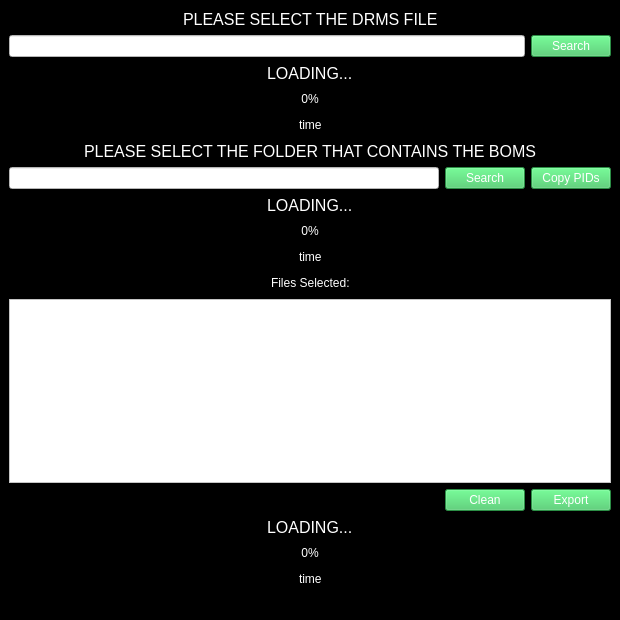
Before: the Qt Designer form Excel_GCET_APP/mainwindow.ui in TyrellWellick09/Excel_GCET_APP, drawn with Qt 5.
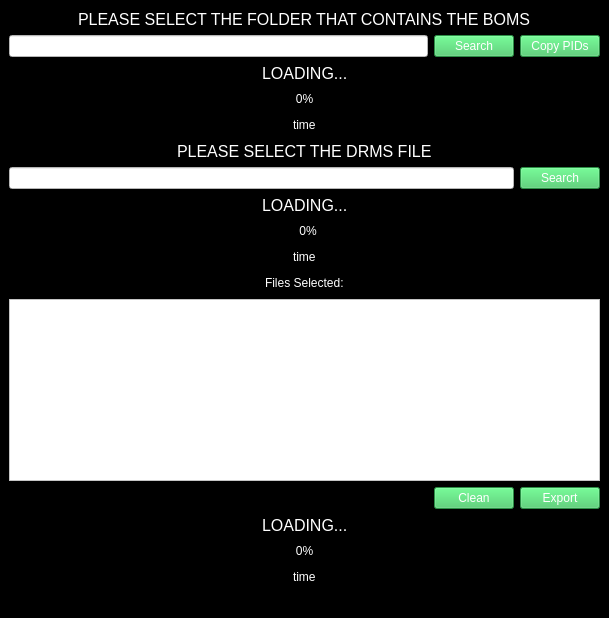
After: the same form once the commit is applied.

The edit to the form file:
```diff
--- a/Excel_GCET_APP/mainwindow.ui
+++ b/Excel_GCET_APP/mainwindow.ui
@@ -9,8 +9,8 @@
    <rect>
     <x>0</x>
     <y>0</y>
-    <width>620</width>
-    <height>620</height>
+    <width>609</width>
+    <height>618</height>
    </rect>
   </property>
   <property name="sizePolicy">
@@ -42,6 +42,182 @@
   </property>
   <widget class="QWidget" name="centralwidget">
    <layout class="QVBoxLayout" name="verticalLayout">
+    <item>
+     <layout class="QHBoxLayout" name="horizontalLayout">
+      <item>
+       <spacer name="horizontalSpacer">
+        <property name="orientation">
+         <enum>Qt::Horizontal</enum>
+        </property>
+        <property name="sizeHint" stdset="0">
+         <size>
+          <width>40</width>
+          <height>20</height>
+         </size>
+        </property>
+       </spacer>
+      </item>
+      <item>
+       <widget class="QLabel" name="label_select_file">
+        <property name="font">
+         <font>
+          <pointsize>12</pointsize>
+         </font>
+        </property>
+        <property name="text">
+         <string>PLEASE SELECT THE FOLDER THAT CONTAINS THE BOMS</string>
+        </property>
+       </widget>
+      </item>
+      <item>
+       <spacer name="horizontalSpacer_2">
+        <property name="orientation">
+         <enum>Qt::Horizontal</enum>
+        </property>
+        <property name="sizeHint" stdset="0">
+         <size>
+          <width>40</width>
+          <height>20</height>
+         </size>
+        </property>
+       </spacer>
+      </item>
+     </layout>
+    </item>
+    <item>
+     <layout class="QHBoxLayout" name="horizontalLayout_14" stretch="7,0">
+      <item>
+       <layout class="QHBoxLayout" name="horizontalLayout_3">
+        <item>
+         <widget class="QLineEdit" name="lineEdit">
+          <property name="styleSheet">
+           <string notr="true">background-color: rgb(255, 255, 255);
+color : rgb(0, 0, 0)</string>
+          </property>
+         </widget>
+        </item>
+        <item>
+         <widget class="QPushButton" name="button_search_files">
+          <property name="styleSheet">
+           <string notr="true">background-color: rgb(60, 199, 96);</string>
+          </property>
+          <property name="text">
+           <string>Search</string>
+          </property>
+         </widget>
+        </item>
+       </layout>
+      </item>
+      <item>
+       <widget class="QPushButton" name="exportID">
+        <property name="styleSheet">
+         <string notr="true">background-color: rgb(60, 199, 96);</string>
+        </property>
+        <property name="text">
+         <string>Copy PIDs</string>
+        </property>
+       </widget>
+      </item>
+     </layout>
+    </item>
+    <item>
+     <layout class="QHBoxLayout" name="horizontalLayout_19">
+      <item>
+       <spacer name="horizontalSpacer_22">
+        <property name="orientation">
+         <enum>Qt::Horizontal</enum>
+        </property>
+        <property name="sizeHint" stdset="0">
+         <size>
+          <width>40</width>
+          <height>20</height>
+         </size>
+        </property>
+       </spacer>
+      </item>
+      <item>
+       <widget class="QLabel" name="label_loading_booms">
+        <property name="font">
+         <font>
+          <pointsize>12</pointsize>
+         </font>
+        </property>
+        <property name="text">
+         <string>LOADING...</string>
+        </property>
+       </widget>
+      </item>
+      <item>
+       <spacer name="horizontalSpacer_23">
+        <property name="orientation">
+         <enum>Qt::Horizontal</enum>
+        </property>
+        <property name="sizeHint" stdset="0">
+         <size>
+          <width>40</width>
+          <height>20</height>
+         </size>
+        </property>
+       </spacer>
+      </item>
+     </layout>
+    </item>
+    <item>
+     <widget class="QProgressBar" name="progressBar_proccess_booms">
+      <property name="minimumSize">
+       <size>
+        <width>0</width>
+        <height>20</height>
+       </size>
+      </property>
+      <property name="maximumSize">
+       <size>
+        <width>16777215</width>
+        <height>20</height>
+       </size>
+      </property>
+      <property name="value">
+       <number>0</number>
+      </property>
+     </widget>
+    </item>
+    <item>
+     <layout class="QHBoxLayout" name="horizontalLayout_18">
+      <item>
+       <spacer name="horizontalSpacer_20">
+        <property name="orientation">
+         <enum>Qt::Horizontal</enum>
+        </property>
+        <property name="sizeHint" stdset="0">
+         <size>
+          <width>40</width>
+          <height>20</height>
+         </size>
+        </property>
+       </spacer>
+      </item>
+      <item>
+       <widget class="QLabel" name="label_time_proccess_booms">
+        <property name="text">
+         <string>time</string>
+        </property>
+       </widget>
+      </item>
+      <item>
+       <spacer name="horizontalSpacer_24">
+        <property name="orientation">
+         <enum>Qt::Horizontal</enum>
+        </property>
+        <property name="sizeHint" stdset="0">
+         <size>
+          <width>40</width>
+          <height>20</height>
+         </size>
+        </property>
+       </spacer>
+      </item>
+     </layout>
+    </item>
     <item>
      <layout class="QHBoxLayout" name="horizontalLayout_8">
       <item>
@@ -232,182 +408,6 @@
       </item>
      </layout>
     </item>
-    <item>
-     <layout class="QHBoxLayout" name="horizontalLayout">
-      <item>
-       <spacer name="horizontalSpacer">
-        <property name="orientation">
-         <enum>Qt::Horizontal</enum>
-        </property>
-        <property name="sizeHint" stdset="0">
-         <size>
-          <width>40</width>
-          <height>20</height>
-         </size>
-        </property>
-       </spacer>
-      </item>
-      <item>
-       <widget class="QLabel" name="label_select_file">
-        <property name="font">
-         <font>
-          <pointsize>12</pointsize>
-         </font>
-        </property>
-        <property name="text">
-         <string>PLEASE SELECT THE FOLDER THAT CONTAINS THE BOMS</string>
-        </property>
-       </widget>
-      </item>
-      <item>
-       <spacer name="horizontalSpacer_2">
-        <property name="orientation">
-         <enum>Qt::Horizontal</enum>
-        </property>
-        <property name="sizeHint" stdset="0">
-         <size>
-          <width>40</width>
-          <height>20</height>
-         </size>
-        </property>
-       </spacer>
-      </item>
-     </layout>
-    </item>
-    <item>
-     <layout class="QHBoxLayout" name="horizontalLayout_14" stretch="7,0">
-      <item>
-       <layout class="QHBoxLayout" name="horizontalLayout_3">
-        <item>
-         <widget class="QLineEdit" name="lineEdit">
-          <property name="styleSheet">
-           <string notr="true">background-color: rgb(255, 255, 255);
-color : rgb(0, 0, 0)</string>
-          </property>
-         </widget>
-        </item>
-        <item>
-         <widget class="QPushButton" name="button_search_files">
-          <property name="styleSheet">
-           <string notr="true">background-color: rgb(60, 199, 96);</string>
-          </property>
-          <property name="text">
-           <string>Search</string>
-          </property>
-         </widget>
-        </item>
-       </layout>
-      </item>
-      <item>
-       <widget class="QPushButton" name="exportID">
-        <property name="styleSheet">
-         <string notr="true">background-color: rgb(60, 199, 96);</string>
-        </property>
-        <property name="text">
-         <string>Copy PIDs</string>
-        </property>
-       </widget>
-      </item>
-     </layout>
-    </item>
-    <item>
-     <layout class="QHBoxLayout" name="horizontalLayout_19">
-      <item>
-       <spacer name="horizontalSpacer_22">
-        <property name="orientation">
-         <enum>Qt::Horizontal</enum>
-        </property>
-        <property name="sizeHint" stdset="0">
-         <size>
-          <width>40</width>
-          <height>20</height>
-         </size>
-        </property>
-       </spacer>
-      </item>
-      <item>
-       <widget class="QLabel" name="label_loading_booms">
-        <property name="font">
-         <font>
-          <pointsize>12</pointsize>
-         </font>
-        </property>
-        <property name="text">
-         <string>LOADING...</string>
-        </property>
-       </widget>
-      </item>
-      <item>
-       <spacer name="horizontalSpacer_23">
-        <property name="orientation">
-         <enum>Qt::Horizontal</enum>
-        </property>
-        <property name="sizeHint" stdset="0">
-         <size>
-          <width>40</width>
-          <height>20</height>
-         </size>
-        </property>
-       </spacer>
-      </item>
-     </layout>
-    </item>
-    <item>
-     <widget class="QProgressBar" name="progressBar_proccess_booms">
-      <property name="minimumSize">
-       <size>
-        <width>0</width>
-        <height>20</height>
-       </size>
-      </property>
-      <property name="maximumSize">
-       <size>
-        <width>16777215</width>
-        <height>20</height>
-       </size>
-      </property>
-      <property name="value">
-       <number>0</number>
-      </property>
-     </widget>
-    </item>
-    <item>
-     <layout class="QHBoxLayout" name="horizontalLayout_18">
-      <item>
-       <spacer name="horizontalSpacer_20">
-        <property name="orientation">
-         <enum>Qt::Horizontal</enum>
-        </property>
-        <property name="sizeHint" stdset="0">
-         <size>
-          <width>40</width>
-          <height>20</height>
-         </size>
-        </property>
-       </spacer>
-      </item>
-      <item>
-       <widget class="QLabel" name="label_time_proccess_booms">
-        <property name="text">
-         <string>time</string>
-        </property>
-       </widget>
-      </item>
-      <item>
-       <spacer name="horizontalSpacer_24">
-        <property name="orientation">
-         <enum>Qt::Horizontal</enum>
-        </property>
-        <property name="sizeHint" stdset="0">
-         <size>
-          <width>40</width>
-          <height>20</height>
-         </size>
-        </property>
-       </spacer>
-      </item>
-     </layout>
-    </item>
     <item>
      <layout class="QVBoxLayout" name="verticalLayout_3">
       <item>
```
